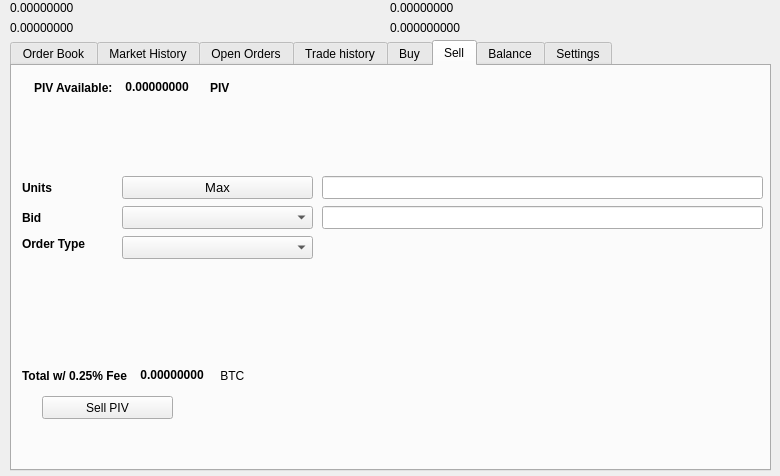
Qt form src/qt/forms/tradingdialog.ui (smupyknight/htc-pivx) before a commit.
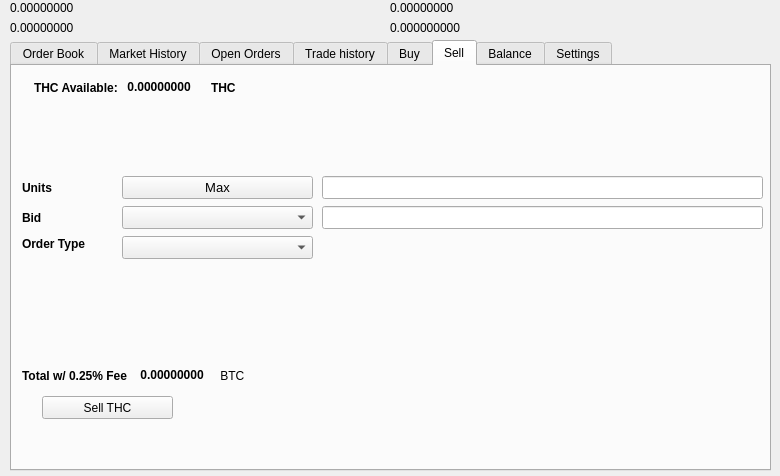
The same form after that commit. The open tabs and pages were chosen to show the change. Icons and pictures are not drawn.

```diff
--- a/src/qt/forms/tradingdialog.ui
+++ b/src/qt/forms/tradingdialog.ui
@@ -1751,7 +1751,7 @@
       </rect>
      </property>
      <property name="text">
-      <string>Sell PIV</string>
+      <string>Sell THC</string>
      </property>
      <property name="icon">
       <iconset resource="../thc">
@@ -1777,7 +1777,7 @@
          </font>
         </property>
         <property name="text">
-         <string>PIV Available:</string>
+         <string>THC Available:</string>
         </property>
        </widget>
       </item>
@@ -2221,7 +2221,7 @@
          </font>
         </property>
         <property name="text">
-         <string>PIV</string>
+         <string>THC</string>
         </property>
        </widget>
       </item>
```
Left out of the diff: 34 changed lines with no effect on the pictures.
